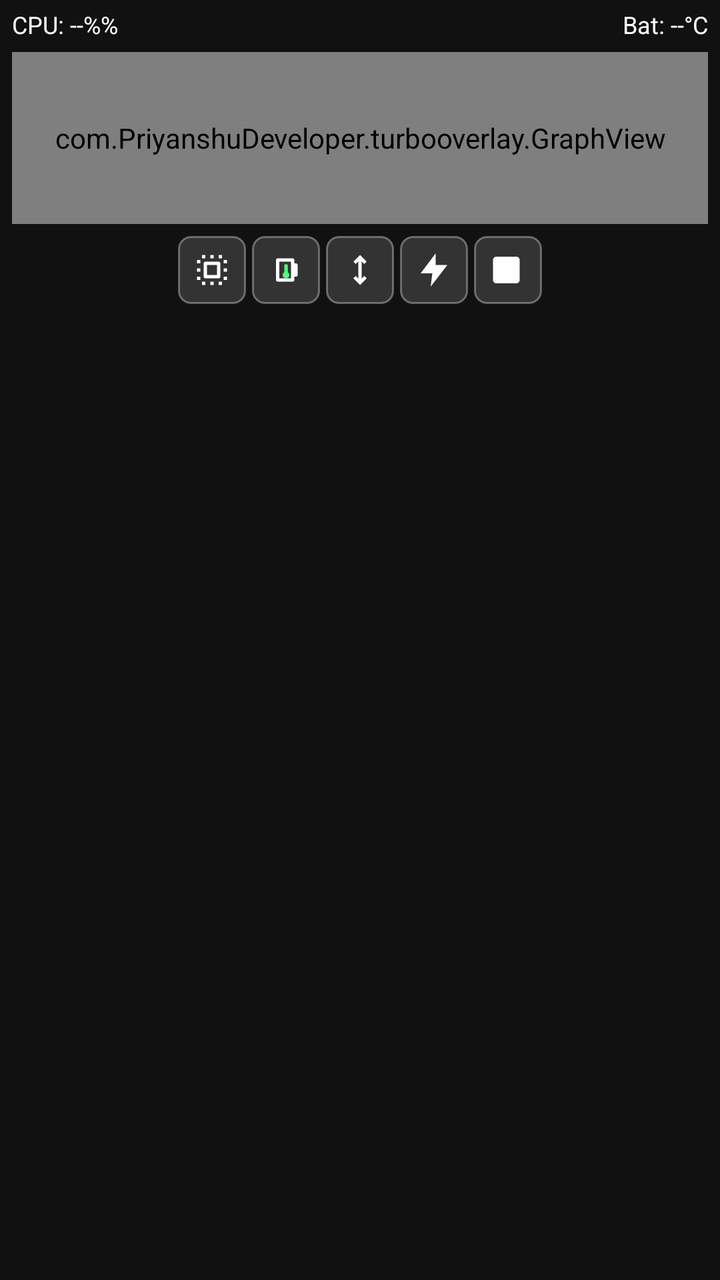
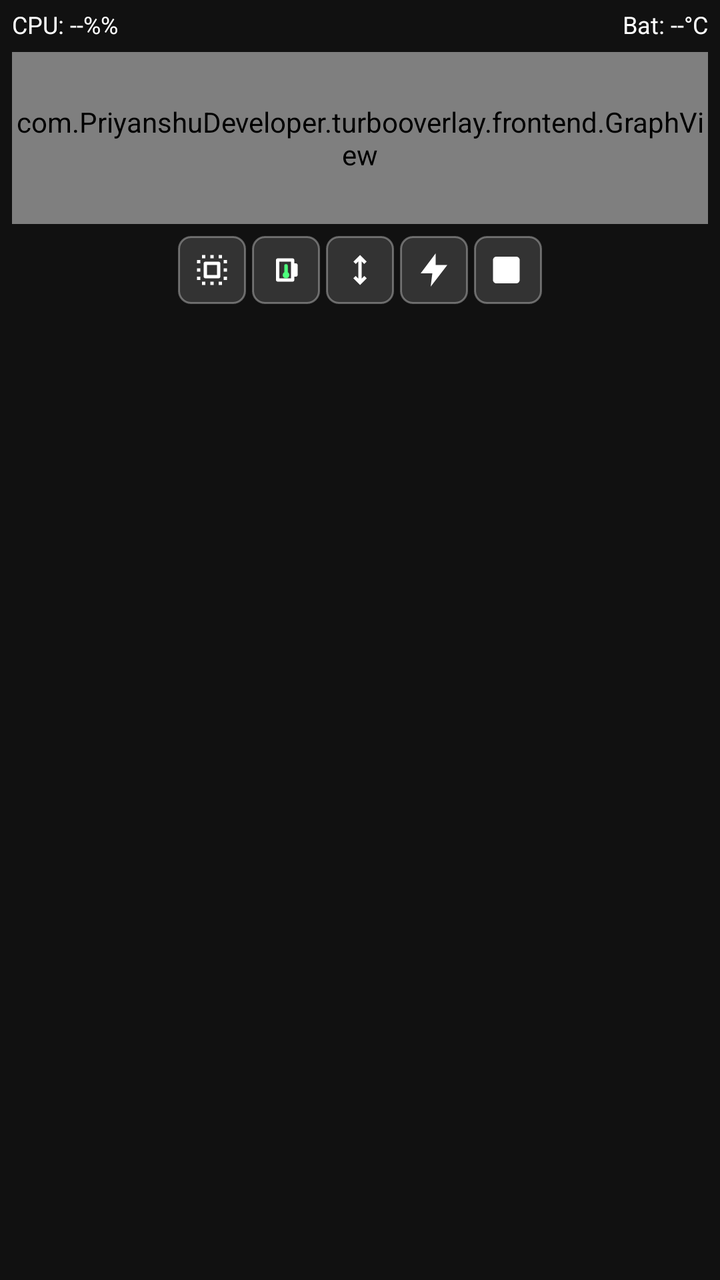

The first picture is an Android layout as it rendered before a commit; the second is the same layout after the commit. The layout source and the unified diff follow.
<!-- AndroidManifest.xml: application theme Theme.TurboOverlay -->
<!-- res/layout/overlay_panel.xml -->
<?xml version="1.0" encoding="utf-8"?>
<LinearLayout xmlns:android="http://schemas.android.com/apk/res/android"
    android:layout_width="210dp"
    android:layout_height="wrap_content"
    android:background="#DD121212"
    android:orientation="vertical"
    android:padding="6dp">

    <LinearLayout
        android:layout_width="match_parent"
        android:layout_height="wrap_content"
        android:orientation="horizontal">
        <TextView
            android:id="@+id/tvCpuLive"
            android:layout_width="0dp"
            android:layout_height="wrap_content"
            android:layout_weight="1"
            android:includeFontPadding="false"
            android:maxLines="1"
            android:text="@string/placeholder_cpu"
            android:textColor="#FFFFFF"
            android:textSize="12sp" />
        <TextView
            android:id="@+id/tvBatLive"
            android:layout_width="0dp"
            android:layout_height="wrap_content"
            android:layout_weight="1"
            android:includeFontPadding="false"
            android:maxLines="1"
            android:text="@string/placeholder_bat"
            android:textColor="#FFFFFF"
            android:textSize="12sp"
            android:gravity="end" />
    </LinearLayout>

    <LinearLayout
        android:layout_width="match_parent"
        android:layout_height="86dp"
        android:layout_marginTop="6dp"
        android:orientation="horizontal">

        <View
            android:id="@+id/panelDragHandleLeft"
            android:layout_width="10dp"
            android:layout_height="match_parent"
            android:background="#4481C784"
            android:visibility="gone" />

        <FrameLayout
            android:id="@+id/contentFrame"
            android:layout_width="0dp"
            android:layout_height="match_parent"
            android:layout_weight="1"
            android:background="#222222">

            <ViewFlipper
                android:id="@+id/cpuViewFlipper"
                android:layout_width="match_parent"
                android:layout_height="match_parent">

                <com.PriyanshuDeveloper.turbooverlay.GraphView
                    android:id="@+id/graphView"
                    android:layout_width="match_parent"
                    android:layout_height="match_parent" />

                <GridLayout
                    android:id="@+id/cpuCoreGrid"
                    android:layout_width="match_parent"
                    android:layout_height="match_parent"
                    android:columnCount="2"
                    android:rowCount="4"
                    android:padding="4dp">

                    <TextView android:id="@+id/tvCore0" android:layout_width="0dp" android:layout_height="wrap_content" android:layout_columnWeight="1" android:text="C0: --" android:textColor="#BBBBBB" android:textSize="11sp" />
                    <TextView android:id="@+id/tvCore1" android:layout_width="0dp" android:layout_height="wrap_content" android:layout_columnWeight="1" android:text="C1: --" android:textColor="#BBBBBB" android:textSize="11sp" />
                    <TextView android:id="@+id/tvCore2" android:layout_width="0dp" android:layout_height="wrap_content" android:layout_columnWeight="1" android:text="C2: --" android:textColor="#BBBBBB" android:textSize="11sp" />
                    <TextView android:id="@+id/tvCore3" android:layout_width="0dp" android:layout_height="wrap_content" android:layout_columnWeight="1" android:text="C3: --" android:textColor="#BBBBBB" android:textSize="11sp" />
                    <TextView android:id="@+id/tvCore4" android:layout_width="0dp" android:layout_height="wrap_content" android:layout_columnWeight="1" android:text="C4: --" android:textColor="#BBBBBB" android:textSize="11sp" />
                    <TextView android:id="@+id/tvCore5" android:layout_width="0dp" android:layout_height="wrap_content" android:layout_columnWeight="1" android:text="C5: --" android:textColor="#BBBBBB" android:textSize="11sp" />
                    <TextView android:id="@+id/tvCore6" android:layout_width="0dp" android:layout_height="wrap_content" android:layout_columnWeight="1" android:text="C6: --" android:textColor="#BBBBBB" android:textSize="11sp" />
                    <TextView android:id="@+id/tvCore7" android:layout_width="0dp" android:layout_height="wrap_content" android:layout_columnWeight="1" android:text="C7: --" android:textColor="#BBBBBB" android:textSize="11sp" />
                </GridLayout>

                <LinearLayout
                    android:id="@+id/batteryInfoGrid"
                    android:layout_width="match_parent"
                    android:layout_height="match_parent"
                    android:orientation="vertical"
                    android:gravity="center_vertical"
                    android:padding="8dp">
                    <TextView android:id="@+id/tvBatVoltage" android:layout_width="wrap_content" android:layout_height="wrap_content" android:text="@string/placeholder_voltage" android:textColor="#BBBBBB" android:textSize="12sp" />
                    <TextView android:id="@+id/tvBatCurrent" android:layout_width="wrap_content" android:layout_height="wrap_content" android:text="@string/placeholder_current" android:textColor="#BBBBBB" android:textSize="12sp" android:layout_marginTop="2dp" />
                    <TextView android:id="@+id/tvBatPower" android:layout_width="wrap_content" android:layout_height="wrap_content" android:text="@string/placeholder_power" android:textColor="#BBBBBB" android:textSize="12sp" android:layout_marginTop="2dp" />
                </LinearLayout>

                <LinearLayout
                    android:id="@+id/netSpeedGrid"
                    android:layout_width="match_parent"
                    android:layout_height="match_parent"
                    android:orientation="vertical"
                    android:gravity="center_vertical"
                    android:padding="8dp">
                    <TextView android:id="@+id/tvNetDown" android:layout_width="wrap_content" android:layout_height="wrap_content" android:text="@string/placeholder_down" android:textColor="#BBBBBB" android:textSize="11sp" />
                    <TextView android:id="@+id/tvNetUp" android:layout_width="wrap_content" android:layout_height="wrap_content" android:text="@string/placeholder_up" android:textColor="#BBBBBB" android:textSize="11sp" android:layout_marginTop="1dp" />
                    <TextView android:id="@+id/tvNetLatency" android:layout_width="wrap_content" android:layout_height="wrap_content" android:text="@string/placeholder_latency" android:textColor="#BBBBBB" android:textSize="11sp" android:layout_marginTop="1dp" />
                    <TextView android:id="@+id/tvNetSignal" android:layout_width="wrap_content" android:layout_height="wrap_content" android:text="@string/placeholder_signal" android:textColor="#BBBBBB" android:textSize="11sp" android:layout_marginTop="1dp" />
                </LinearLayout>
            </ViewFlipper>

            <LinearLayout
                android:id="@+id/performancePanel"
                android:layout_width="match_parent"
                android:layout_height="match_parent"
                android:orientation="horizontal"
                android:gravity="center"
                android:visibility="gone">
                <ImageButton
                    android:id="@+id/btnPerfAction"
                    android:layout_width="42dp"
                    android:layout_height="34dp"
                    android:background="@drawable/overlay_icon_button_bg"
                    android:contentDescription="@string/desc_boost"
                    android:padding="7dp"
                    android:scaleType="centerInside"
                    android:src="@drawable/ic_boost" />
                <ImageButton
                    android:id="@+id/btnPerfPMAction"
                    android:layout_width="42dp"
                    android:layout_height="34dp"
                    android:layout_marginStart="8dp"
                    android:background="@drawable/overlay_icon_button_bg"
                    android:contentDescription="@string/desc_repeat"
                    android:padding="7dp"
                    android:scaleType="centerInside"
                    android:src="@drawable/ic_repeat_minute" />
            </LinearLayout>
        </FrameLayout>

        <View
            android:id="@+id/panelDragHandleRight"
            android:layout_width="10dp"
            android:layout_height="match_parent"
            android:background="#4481C784"
            android:visibility="gone" />
    </LinearLayout>

    <LinearLayout
        android:layout_width="match_parent"
        android:layout_height="wrap_content"
        android:layout_marginTop="6dp"
        android:gravity="center"
        android:orientation="horizontal">
        <ImageButton
            android:id="@+id/btnTabCpu"
            android:layout_width="34dp"
            android:layout_height="34dp"
            android:background="@drawable/overlay_icon_button_bg"
            android:contentDescription="@string/desc_cpu"
            android:padding="7dp"
            android:scaleType="centerInside"
            android:src="@drawable/ic_cpu_chip" />
        <ImageButton
            android:id="@+id/btnTabBat"
            android:layout_width="34dp"
            android:layout_height="34dp"
            android:layout_marginStart="3dp"
            android:background="@drawable/overlay_icon_button_bg"
            android:contentDescription="@string/desc_bat"
            android:padding="7dp"
            android:scaleType="centerInside"
            android:src="@drawable/ic_battery_temp" />
        <ImageButton
            android:id="@+id/btnTabNet"
            android:layout_width="34dp"
            android:layout_height="34dp"
            android:layout_marginStart="3dp"
            android:background="@drawable/overlay_icon_button_bg"
            android:contentDescription="@string/desc_net"
            android:padding="7dp"
            android:scaleType="centerInside"
            android:src="@drawable/ic_net_speed" />
        <ImageButton
            android:id="@+id/btnTabPerf"
            android:layout_width="34dp"
            android:layout_height="34dp"
            android:layout_marginStart="3dp"
            android:background="@drawable/overlay_icon_button_bg"
            android:contentDescription="@string/desc_perf"
            android:padding="7dp"
            android:scaleType="centerInside"
            android:src="@drawable/ic_perf_bolt" />
        <ImageButton
            android:id="@+id/btnClosePanel"
            android:layout_width="34dp"
            android:layout_height="34dp"
            android:layout_marginStart="3dp"
            android:background="@drawable/overlay_icon_button_bg"
            android:contentDescription="@string/desc_hide"
            android:padding="7dp"
            android:scaleType="centerInside"
            android:src="@drawable/ic_hide_panel" />
    </LinearLayout>

</LinearLayout>
<!-- resources referenced by this layout -->
<resources>
  <!-- drawable ic_boost (drawable) -->
  <?xml version="1.0" encoding="utf-8"?>
  <vector xmlns:android="http://schemas.android.com/apk/res/android"
      android:width="24dp"
      android:height="24dp"
      android:viewportWidth="24"
      android:viewportHeight="24">
      <path
          android:fillColor="#FFFFFFFF"
          android:pathData="M12,3a9,9 0,0 0,-8.49 12h3.1A6,6 0,1 1,18,12c0,1.22 -0.37,2.36 -1,3.31l2.1,2.1A9,9 0,0 0,12 3z" />
      <path
          android:fillColor="#FF4CFF7C"
          android:pathData="M13,11l4,-4 -2.8,5.2c0.5,0.64 0.44,1.57 -0.16,2.17a2,2 0,1 1,-1.04,-3.37z" />
  </vector>
  <!-- drawable ic_hide_panel (drawable) -->
  <?xml version="1.0" encoding="utf-8"?>
  <vector xmlns:android="http://schemas.android.com/apk/res/android"
      android:width="24dp"
      android:height="24dp"
      android:viewportWidth="24"
      android:viewportHeight="24">
      <path
          android:fillColor="#FFFFFFFF"
          android:pathData="M5,4h12c1.1,0 2,0.9 2,2v12c0,1.1 -0.9,2 -2,2H5c-1.1,0 -2,-0.9 -2,-2V6c0,-1.1 0.9,-2 2,-2zM15.5,7.5L11,12l4.5,4.5L14,18l-6,-6 6,-6 1.5,1.5z" />
  </vector>
  <!-- drawable ic_net_speed (drawable) -->
  <?xml version="1.0" encoding="utf-8"?>
  
  <vector xmlns:android="http://schemas.android.com/apk/res/android"
      android:width="24dp"
      android:height="24dp"
      android:viewportWidth="24"
      android:viewportHeight="24">
      <path
          android:fillColor="#FFFFFFFF"
          android:pathData="M11,6.83L9.41,8.41L8,7l4,-4l4,4l-1.41,1.41L13,6.83V13h-2V6.83z M13,17.17l1.59,-1.58L16,17l-4,4l-4,-4l1.41,-1.41L11,17.17V11h2V17.17z" />
  </vector>
  <!-- drawable ic_perf_bolt (drawable) -->
  <?xml version="1.0" encoding="utf-8"?>
  <vector xmlns:android="http://schemas.android.com/apk/res/android"
      android:width="24dp"
      android:height="24dp"
      android:viewportWidth="24"
      android:viewportHeight="24">
      <path
          android:fillColor="#FFFFFFFF"
          android:pathData="M13,2L4,14h7l-1,8 10,-13h-7l0,-7z" />
  </vector>
  <!-- drawable overlay_icon_button_bg (drawable) -->
  <?xml version="1.0" encoding="utf-8"?>
  <shape xmlns:android="http://schemas.android.com/apk/res/android"
      android:shape="rectangle">
      <solid android:color="#333333" />
      <corners android:radius="6dp" />
      <stroke
          android:width="1dp"
          android:color="#55FFFFFF" />
  </shape>
  <string name="desc_bat">Battery temperature graph</string>
  <string name="desc_boost">Apply performance boost</string>
  <string name="desc_cpu">CPU load graph</string>
  <string name="desc_hide">Hide overlay panel</string>
  <string name="desc_net">Net speed</string>
  <string name="desc_perf">Performance controls</string>
  <string name="desc_repeat">Toggle performance per minute</string>
  <string name="placeholder_bat">Bat: --°C</string>
  <string name="placeholder_cpu">CPU: --%%</string>
  <string name="placeholder_current">Current: -- mA</string>
  <string name="placeholder_down">Down: -- KB/s</string>
  <string name="placeholder_latency">Latency: -- ms</string>
  <string name="placeholder_power">Power: -- W</string>
  <string name="placeholder_signal">Signal: -- dBm</string>
  <string name="placeholder_up">Up: -- KB/s</string>
  <string name="placeholder_voltage">Voltage: -- V</string>
  <style name="Theme.TurboOverlay" parent="Theme.MaterialComponents.DayNight.NoActionBar">
          
          <item name="colorPrimary">#4CAF50</item>
          <item name="colorPrimaryVariant">#388E3C</item>
          <item name="colorOnPrimary">#FFFFFF</item>
          
          <item name="colorSecondary">#81C784</item>
          <item name="colorSecondaryVariant">#66BB6A</item>
          <item name="colorOnSecondary">#000000</item>
  
          <item name="android:windowBackground">#121212</item>
      </style>
  <!-- unchanged entries left out for length: 3 -->
</resources>

<!-- the commit's change to res/layout/overlay_panel.xml (unified diff, before → after) -->
@@ -58,7 +58,7 @@
                 android:layout_width="match_parent"
                 android:layout_height="match_parent">
 
-                <com.PriyanshuDeveloper.turbooverlay.GraphView
+                <com.PriyanshuDeveloper.turbooverlay.frontend.GraphView
                     android:id="@+id/graphView"
                     android:layout_width="match_parent"
                     android:layout_height="match_parent" />
